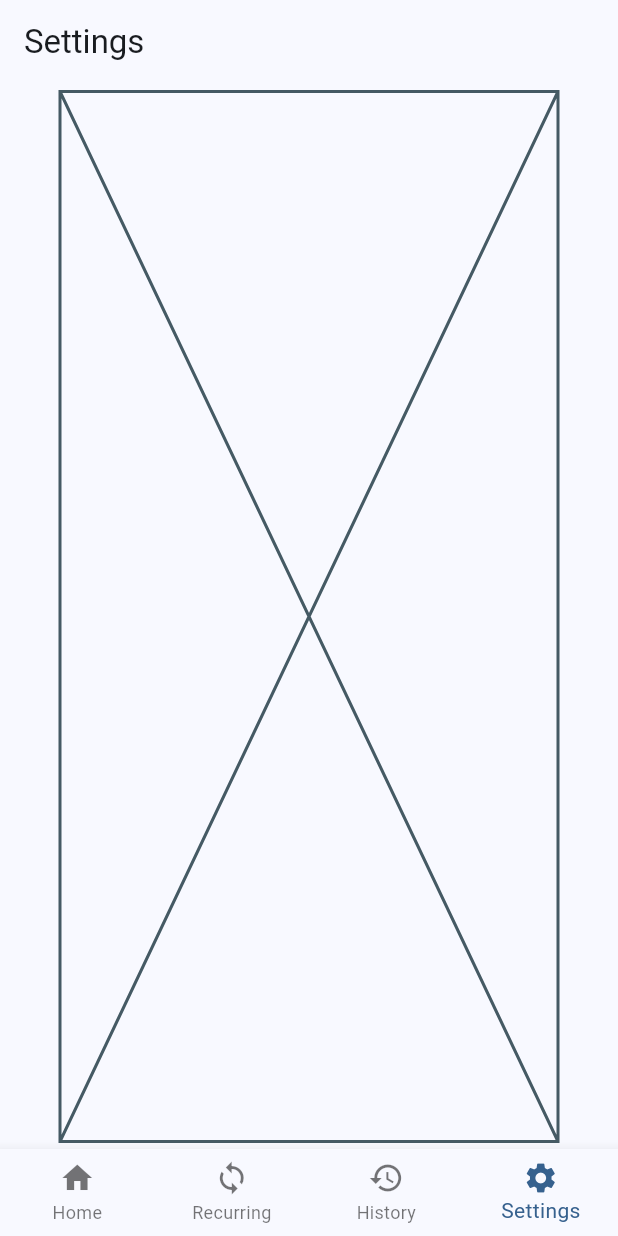
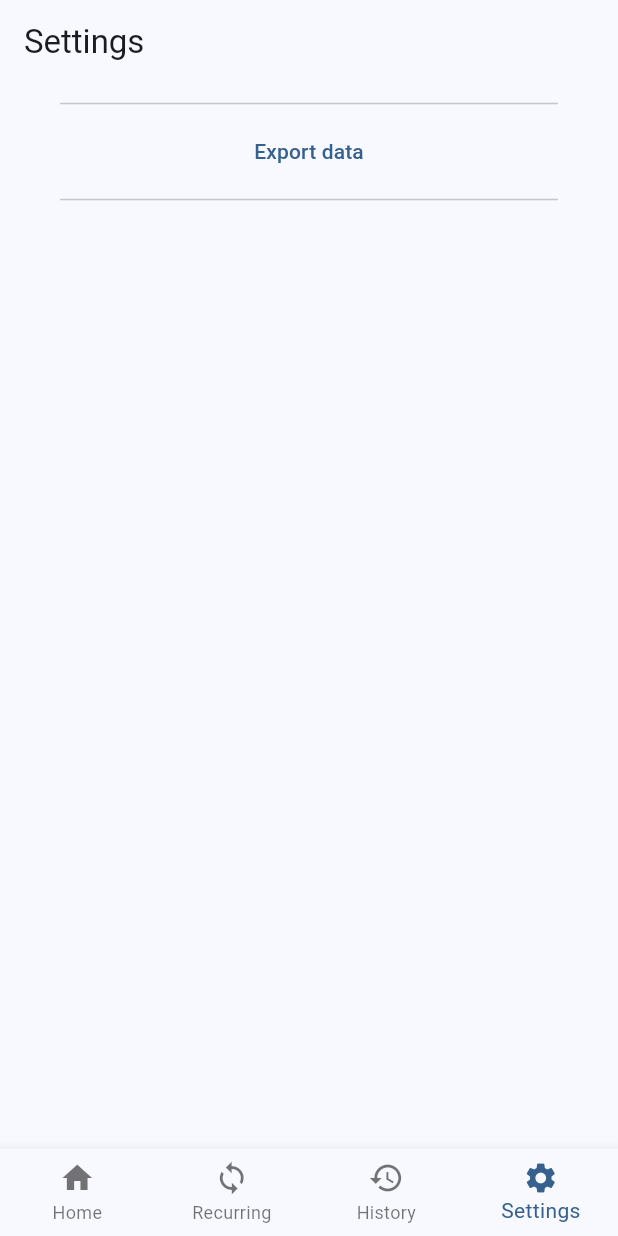
Before and after one commit to emhofer/Emu, a Flutter app: the screen it shows after launch, item 4 of the bottom bar chosen, on a phone screen of 412 x 824 dp. Run offline on Flutter 3.47's test engine with Material 2 defaults, Android fonts, the phone set to English and light mode, and no system bars; our stand-ins replace firebase_core, sqflite; accounts and stored records are empty.

Commit message:
export data button

```diff
--- a/lib/screens/settings_page.dart
+++ b/lib/screens/settings_page.dart
@@ -5,6 +5,15 @@ class SettingsPage extends StatelessWidget {
 
   @override
   Widget build(BuildContext context) {
-    return Placeholder();
+    return Column(
+      children: [
+        Divider(),
+        TextButton(
+          child: Text("Export data"),
+          onPressed: () {},
+        ),
+        Divider()
+      ],
+    );
   }
 }
```
